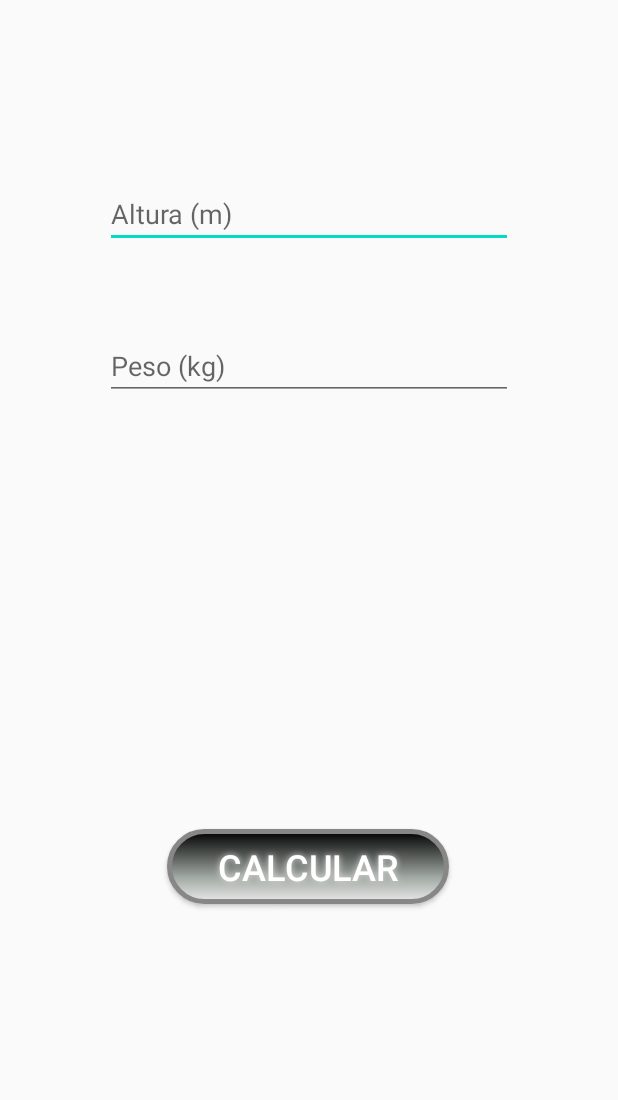
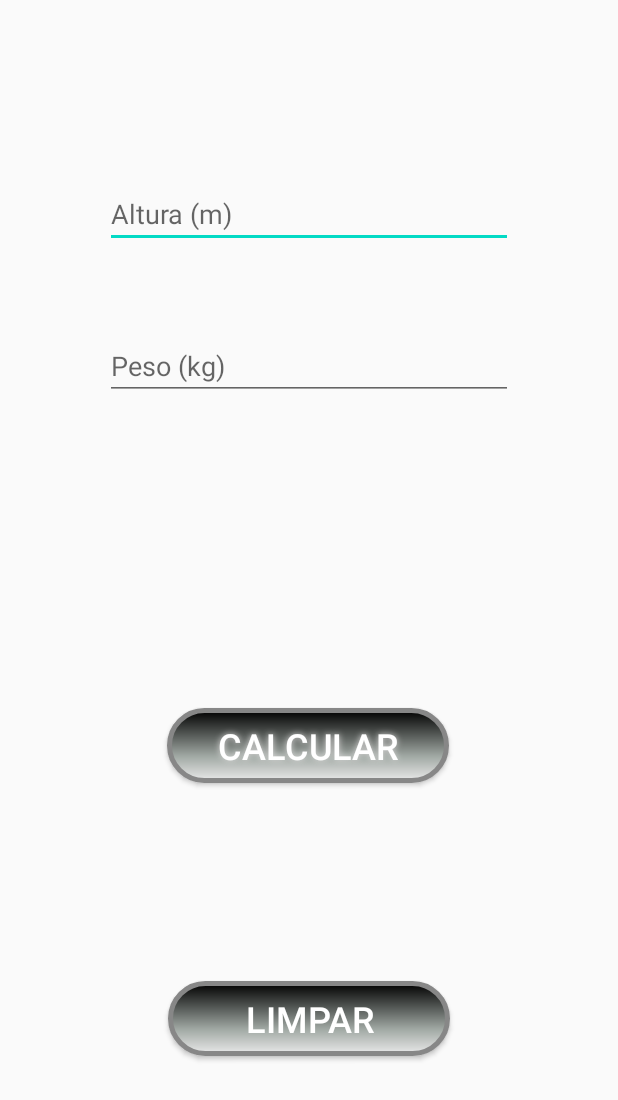
Before and after one commit to edybahia/desenvolvimentoandroid, an Android app: the screen it shows after launch (MainActivity), on a phone screen of 412 x 824 dp. Shown: the top 1100 px of the screen. Run offline under Robolectric (Android 15) with nearby library versions, the phone set to English and light mode, and no system bars.

Commit message:
Atualização botão limpar

```diff
--- a/app/src/main/java/com/example/imc/MainActivity.kt
+++ b/app/src/main/java/com/example/imc/MainActivity.kt
@@ -67,6 +67,12 @@ class MainActivity : AppCompatActivity() {
 
                 }
         }
+
+        btnLimpar.setOnClickListener {
+            edtAltura.text.clear()
+            edtPeso.text.clear()
+
+        }
     }
 
 }
--- a/app/src/main/res/layout/activity_main.xml
+++ b/app/src/main/res/layout/activity_main.xml
@@ -41,7 +41,7 @@
         android:id="@+id/txtView"
         android:layout_width="wrap_content"
         android:layout_height="wrap_content"
-        android:layout_marginTop="124dp"
+        android:layout_marginTop="96dp"
         android:textSize="46sp"
         app:autoSizeTextType="uniform"
         app:layout_constraintEnd_toEndOf="parent"
@@ -54,8 +54,9 @@
 
         android:layout_width="188dp"
         android:layout_height="50dp"
+        android:layout_marginTop="48dp"
+
         android:background="@drawable/buttonshape"
-
         android:fontFamily="sans-serif-medium"
         android:shadowColor="#DDDBDB"
         android:shadowDx="0"
@@ -64,11 +65,26 @@
         android:text="CALCULAR"
         android:textColor="#FFFFFF"
         android:textSize="24sp"
-        app:layout_constraintBottom_toBottomOf="parent"
         app:layout_constraintEnd_toEndOf="parent"
         app:layout_constraintHorizontal_bias="0.497"
         app:layout_constraintStart_toStartOf="parent"
-        app:layout_constraintTop_toBottomOf="@+id/txtView"
-        app:layout_constraintVertical_bias="0.312" />
+        app:layout_constraintTop_toBottomOf="@+id/txtView" />
+
+    <Button
+        android:id="@+id/btnLimpar"
+        android:layout_width="188dp"
+        android:layout_height="50dp"
+        android:layout_marginStart="157dp"
+        android:layout_marginEnd="166dp"
+        android:layout_marginBottom="120dp"
+        android:background="@drawable/buttonshape"
+        android:fontFamily="sans-serif-medium"
+        android:text="Limpar"
+        android:textColor="#FFFFFF"
+        android:textSize="24sp"
+        app:layout_constraintBottom_toBottomOf="parent"
+        app:layout_constraintEnd_toEndOf="parent"
+        app:layout_constraintHorizontal_bias="0.46"
+        app:layout_constraintStart_toStartOf="parent" />
 
 </androidx.constraintlayout.widget.ConstraintLayout>
```
